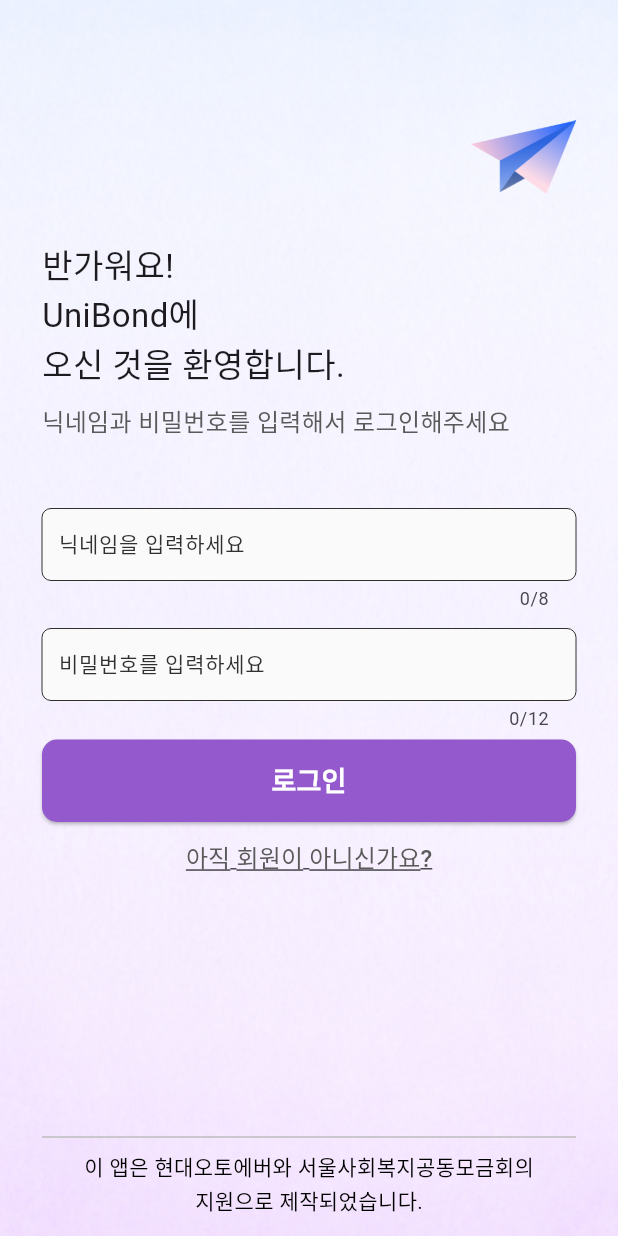
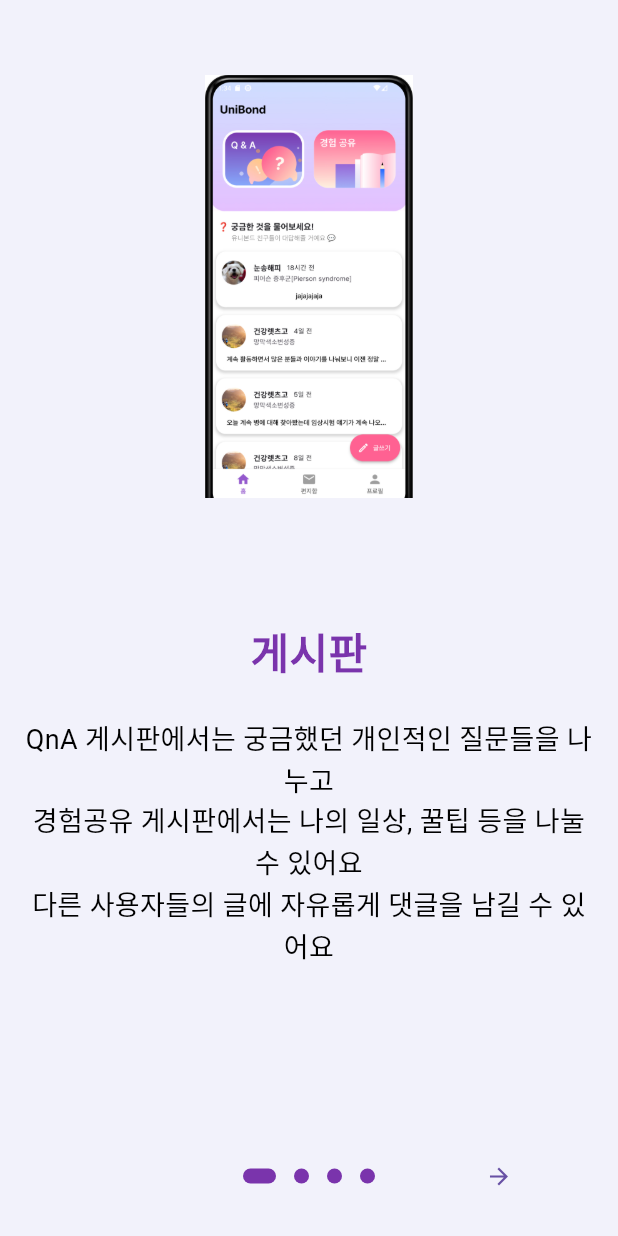
Before and after one commit to UniBond-jijijin/UniBond-flutter, a Flutter app: the screen it shows after launch, on a phone screen of 412 x 824 dp. Run offline on Flutter 3.47's test engine with Material 3 defaults, Android fonts, the phone set to English and light mode, and no system bars; drawn by our look-alikes of introduction_screen; our stand-ins replace dio, flutter_dotenv, flutter_secure_storage, flutter_svg, fluttertoast, get and 3 more; missing offline and left inert: timeago_flutter; Roboto replaces fonts that are missing (MapoGoldenPier, Pretendard); project files that could hold a hidden picture were left out.

Commit message:
Feat: 온보딩 페이지 생성

```diff
--- a/unibond/lib/main.dart
+++ b/unibond/lib/main.dart
@@ -1,5 +1,6 @@
 import 'package:flutter/material.dart';
 import 'package:get/get.dart';
+import 'package:unibond/view/screens/onboarding.dart';
 import 'package:unibond/view/screens/splash_screen.dart';
 import 'package:timeago/timeago.dart' as timeago;
 import 'package:unibond/view/screens/user/root_tab.dart';
@@ -16,7 +17,7 @@
   Widget build(BuildContext context) {
     return GetMaterialApp(
       debugShowCheckedModeBanner: false,
-      home: const SplashScreen(),
+      home: OnBoardingPage(),
       theme: ThemeData(fontFamily: 'Pretendard'),
       initialRoute: '/',
       getPages: [
--- /dev/null
+++ b/unibond/lib/view/screens/onboarding.dart
@@ -0,0 +1,82 @@
+import 'package:flutter/material.dart';
+import 'package:introduction_screen/introduction_screen.dart';
+import 'package:unibond/view/screens/home_screen.dart';
+
+class OnBoardingPage extends StatelessWidget {
+  const OnBoardingPage({Key? key}) : super(key: key);
+
+  @override
+  Widget build(BuildContext context) {
+    return IntroductionScreen(
+      pages: [
+        PageViewModel(
+          title: '게시판',
+          body: 'QnA 게시판에서는 궁금했던 개인적인 질문들을 나누고\n'
+              '경험공유 게시판에서는 나의 일상, 꿀팁 등을 나눌 수 있어요\n'
+              '다른 사용자들의 글에 자유롭게 댓글을 남길 수 있어요',
+          image: Image.asset('assets/images/onboard1.jpg', height: 300),
+          decoration: getPageDecoration(),
+        ),
+        PageViewModel(
+          title: '편지 작성',
+          body: '편지를 보내고 싶은 다른 사용자의 프로필에서\n'
+              '편지 보내기 버튼을 누르면\n'
+              '일대일로 진심을 담아 소통할 수 있어요\n',
+          image: Image.asset('assets/images/onboard2.jpg', height: 300),
+          decoration: getPageDecoration(),
+        ),
+        PageViewModel(
+          title: '편지 답장',
+          body: '편지방의 답장 쓰기 버튼을 누르거나\n'
+              '개별 편지들의 답장 쓰기 버튼을 누르면\n'
+              '받은 편지에 답장을 보낼 수 있어요\n'
+              '작성한 편지는 3시간 뒤에 도착해요',
+          image: Image.asset('assets/images/onboard3.jpg', height: 300),
+          decoration: getPageDecoration(),
+        ),
+        PageViewModel(
+          title: '내 프로필',
+          body: '프로필 화면에서는 닉네임, 한줄 소개 등을 수정하거나\n'
+              '이용약관 및 개인정보 처리방침을 확인할 수 있어요',
+          image: Image.asset('assets/images/onboard4.jpg', height: 300),
+          decoration: getPageDecoration(),
+        ),
+      ],
+      done: const Text('닫기'),
+      onDone: () {
+        Navigator.of(context).pushReplacement(
+          MaterialPageRoute(builder: (context) => const HomeScreen()),
+        );
+      },
+      next: const Icon(Icons.arrow_forward),
+      skip: const Text("건너뛰기"),
+      dotsDecorator: DotsDecorator(
+        color: Color(0xFF7A34AC),
+        size: const Size(10, 10),
+        activeSize: const Size(22, 10),
+        activeShape: RoundedRectangleBorder(
+          borderRadius: BorderRadius.circular(24),
+        ),
+        activeColor: Color(0xFF7A34AC),
+      ),
+      curve: Curves.bounceOut,
+    );
+  }
+
+  PageDecoration getPageDecoration() {
+    return const PageDecoration(
+      titleTextStyle: TextStyle(
+        fontSize: 28,
+        fontWeight: FontWeight.bold,
+        color: Color(0xFF7A34AC),
+      ),
+      bodyTextStyle: TextStyle(
+        fontSize: 18,
+        color: Colors.black,
+        height: 1.5,
+      ),
+      imagePadding: EdgeInsets.all(50), // 이미지를 화면 맨 아래에 배치
+      pageColor: Color(0xFFF2F2FB),
+    );
+  }
+}
--- a/unibond/pubspec.yaml
+++ b/unibond/pubspec.yaml
@@ -53,6 +53,7 @@
   intl: ^0.18.1
   flutter_dotenv: ^5.1.0
   change_app_package_name: ^1.1.0
+  introduction_screen: ^3.1.12
 
 dev_dependencies:
   flutter_test:
```
Also changed, not shown: unibond/assets/images/onboard1.jpg (added), unibond/assets/images/onboard2.jpg (added), unibond/assets/images/onboard3.jpg (added), unibond/assets/images/onboard4.jpg (added), unibond/pubspec.lock.
